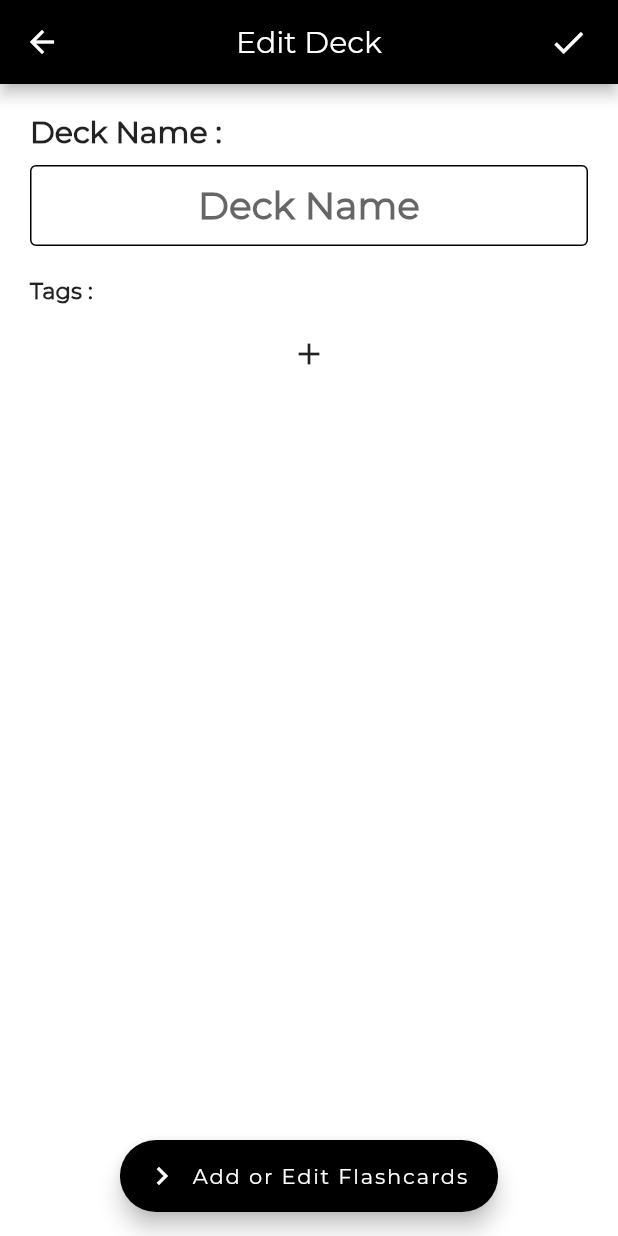
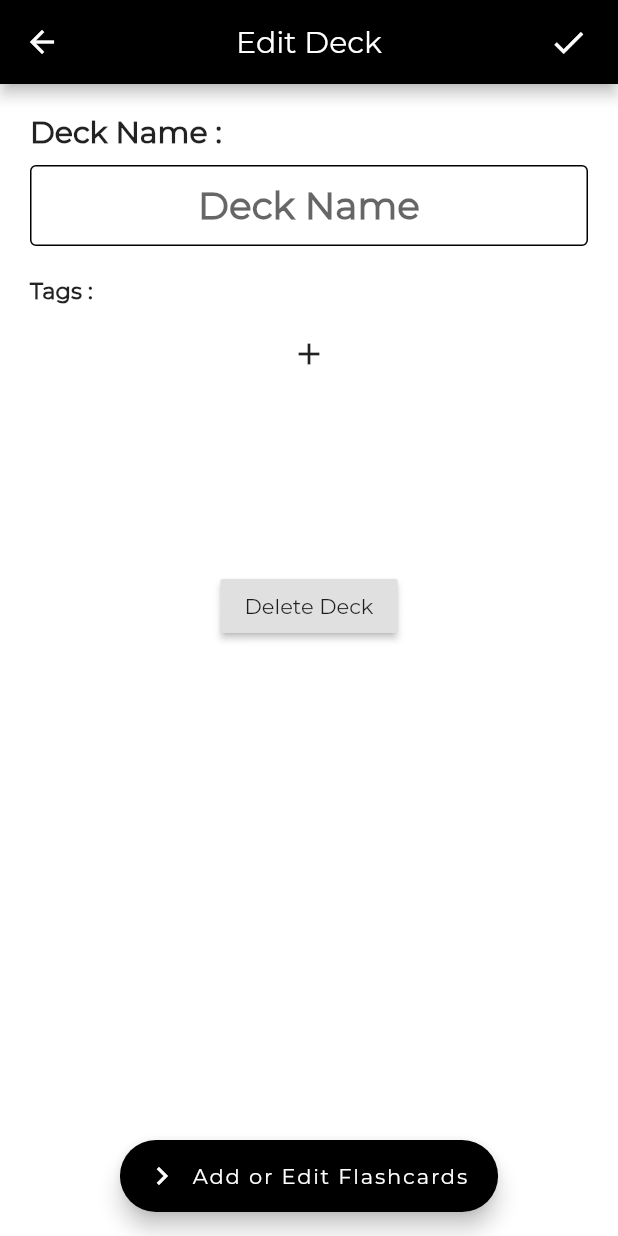
Before and after one commit to Flash-Learn/app, a Flutter app: the EditDecks screen opened directly with empty values, on a phone screen of 412 x 824 dp. Run offline on Flutter 3.47's test engine with Material 2 defaults, Android fonts, the phone set to English and light mode, and no system bars; our stand-ins replace cloud_firestore, firebase_auth, flip_card, flutter_spinkit, google_sign_in, shared_preferences; accounts and stored records are empty.

Commit message:
added delete deck button in edit decks

```diff
--- a/microlearning/lib/screens/editdeck.dart
+++ b/microlearning/lib/screens/editdeck.dart
@@ -3,6 +3,8 @@ import 'package:microlearning/classes/deck.dart';
 import 'package:microlearning/helperWidgets/getlisttags.dart';
 import 'package:microlearning/screens/editflashcards.dart';
 import 'package:cloud_firestore/cloud_firestore.dart';
+import 'package:microlearning/screens/mydecks.dart';
+import 'package:shared_preferences/shared_preferences.dart';
 
 class EditDecks extends StatefulWidget {
   final Deck deck;
@@ -103,10 +105,34 @@ class _EditDecksState extends State<EditDecks> {
                 ],
               ),
               SizedBox(height: 10,),
-              Container(
-                height: 300,
-                child: ListofTags(deck: deck),
+              ConstrainedBox(
+                constraints: BoxConstraints(
+                  maxHeight: 300,
+                ),
+                child: Container(
+//                  maxHei: 300,
+                  child: ListofTags(deck: deck),
+                ),
               ),
+              SizedBox(
+                height:20,
+              ),
+              RaisedButton(
+                onPressed: () async {
+                  SharedPreferences prefs = await SharedPreferences.getInstance();
+                  String uid = prefs.getString('uid');
+                  await Firestore.instance.collection("deck").document(deck.deckID).delete();
+                  await Firestore.instance.collection("user_data").document(uid).updateData({
+                    "decks": FieldValue.arrayRemove([deck.deckID]),
+                  });
+
+                  Navigator.of(context).pushAndRemoveUntil(MaterialPageRoute(
+                    builder: (context) => MyDecks(),
+                  ), (Route<dynamic> route) => false);
+
+                },
+                child: Text("Delete Deck"),
+              )
             ],
           ),
         ),
--- a/microlearning/lib/screens/mydecks.dart
+++ b/microlearning/lib/screens/mydecks.dart
@@ -125,6 +125,7 @@ class MyDecks extends StatelessWidget {
                                 ),
                               ));
                         },
+
                         child: buildDeckInfo(ctxt, userDeckIDs[index])),
                   ),
                 );
```
